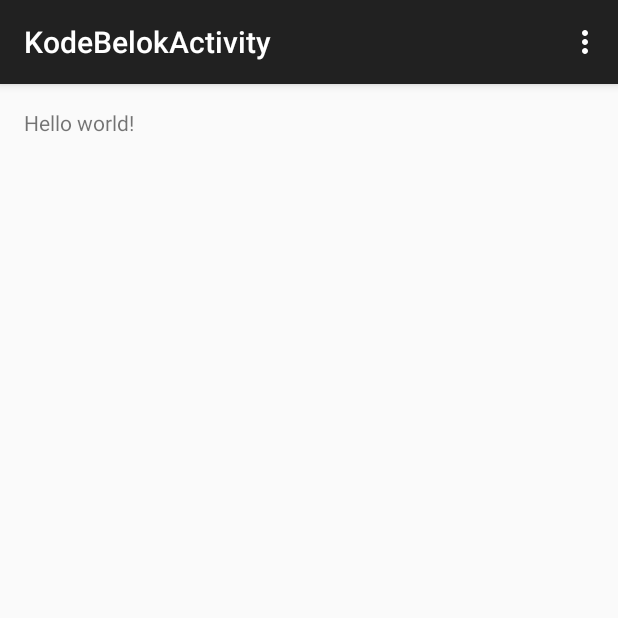
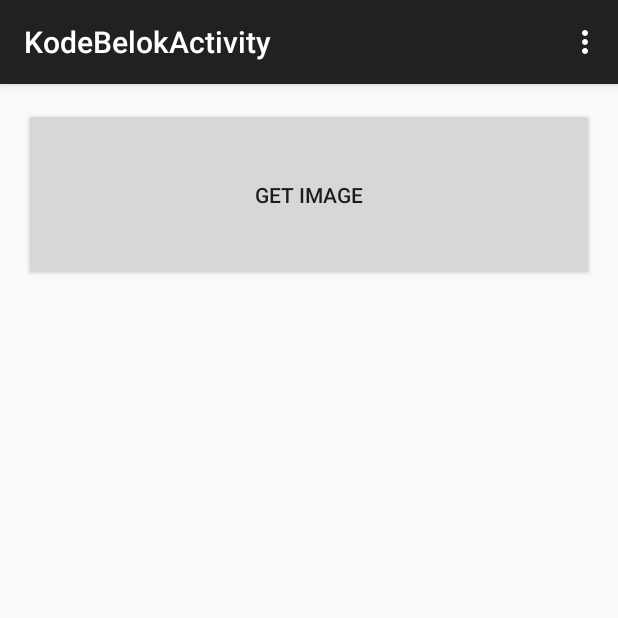
Before and after one commit to fauzanhilmi/ImageProcessingCompilation, an Android app: the KodeBelokActivity screen opened directly, with no data from a screen before it, on a phone screen of 412 x 824 dp, the top half of it. Run offline under Robolectric (Android 15) with nearby library versions, the phone set to English and light mode, and no system bars.

Commit message:
editing things + sedikit kode belok

```diff
--- a/app/src/main/java/com/pengcit/fauzanhilmi/imageprocessingcompilation/ChainCodeActivity.java
+++ b/app/src/main/java/com/pengcit/fauzanhilmi/imageprocessingcompilation/ChainCodeActivity.java
@@ -18,8 +18,7 @@ import android.widget.TextView;
 
 import java.util.ArrayList;
 
-import com.pengcit.fauzanhilmi.imageprocessingcompilation.ChainCode_Grid.NumberDetector.*;
-import com.pengcit.fauzanhilmi.imageprocessingcompilation.ChainCode_Grid.PlatNomorDetector.*;
+import com.pengcit.fauzanhilmi.imageprocessingcompilation.ChainCode_Grid_KodeBelok.PlatNomorDetector.*;
 
 public class ChainCodeActivity extends ActionBarActivity {
     Button UButton;
--- a/app/src/main/java/com/pengcit/fauzanhilmi/imageprocessingcompilation/ChainCode_Grid/NumberDetector/ImageProcessor.java
+++ b/app/src/main/java/com/pengcit/fauzanhilmi/imageprocessingcompilation/ChainCode_Grid_KodeBelok/NumberDetector/ImageProcessor.java
@@ -1,4 +1,4 @@
-package com.pengcit.fauzanhilmi.imageprocessingcompilation.ChainCode_Grid.NumberDetector;
+package com.pengcit.fauzanhilmi.imageprocessingcompilation.ChainCode_Grid_KodeBelok.NumberDetector;
 
 import android.graphics.Bitmap;
 import android.util.Log;
--- a/app/src/main/java/com/pengcit/fauzanhilmi/imageprocessingcompilation/ChainCode_Grid/NumberDetector/Number.java
+++ b/app/src/main/java/com/pengcit/fauzanhilmi/imageprocessingcompilation/ChainCode_Grid_KodeBelok/NumberDetector/Number.java
@@ -1,4 +1,4 @@
-package com.pengcit.fauzanhilmi.imageprocessingcompilation.ChainCode_Grid.NumberDetector;
+package com.pengcit.fauzanhilmi.imageprocessingcompilation.ChainCode_Grid_KodeBelok.NumberDetector;
 
 import java.util.ArrayList;
 //import static javanumberdetector.NumberDatabase.DUA;
--- a/app/src/main/java/com/pengcit/fauzanhilmi/imageprocessingcompilation/ChainCode_Grid/NumberDetector/NumberDatabase.java
+++ b/app/src/main/java/com/pengcit/fauzanhilmi/imageprocessingcompilation/ChainCode_Grid_KodeBelok/NumberDetector/NumberDatabase.java
@@ -1,4 +1,4 @@
-package com.pengcit.fauzanhilmi.imageprocessingcompilation.ChainCode_Grid.NumberDetector;
+package com.pengcit.fauzanhilmi.imageprocessingcompilation.ChainCode_Grid_KodeBelok.NumberDetector;
 
 /**
  * Created by Fauzan Hilmi on 20/09/2015.
--- a/app/src/main/java/com/pengcit/fauzanhilmi/imageprocessingcompilation/ChainCode_Grid/PlatNomorDetector/Binarizer.java
+++ b/app/src/main/java/com/pengcit/fauzanhilmi/imageprocessingcompilation/ChainCode_Grid_KodeBelok/PlatNomorDetector/Binarizer.java
@@ -1,4 +1,4 @@
-package com.pengcit.fauzanhilmi.imageprocessingcompilation.ChainCode_Grid.PlatNomorDetector;
+package com.pengcit.fauzanhilmi.imageprocessingcompilation.ChainCode_Grid_KodeBelok.PlatNomorDetector;
 
 /**
  * Created by Fauzan Hilmi on 23/09/2015.
--- a/app/src/main/java/com/pengcit/fauzanhilmi/imageprocessingcompilation/ChainCode_Grid/PlatNomorDetector/DatabaseLoader.java
+++ b/app/src/main/java/com/pengcit/fauzanhilmi/imageprocessingcompilation/ChainCode_Grid_KodeBelok/PlatNomorDetector/DatabaseLoader.java
@@ -1,4 +1,4 @@
-package com.pengcit.fauzanhilmi.imageprocessingcompilation.ChainCode_Grid.PlatNomorDetector;
+package com.pengcit.fauzanhilmi.imageprocessingcompilation.ChainCode_Grid_KodeBelok.PlatNomorDetector;
 
 import android.graphics.Bitmap;
 import android.graphics.BitmapFactory;
--- a/app/src/main/java/com/pengcit/fauzanhilmi/imageprocessingcompilation/ChainCode_Grid/PlatNomorDetector/MapData.java
+++ b/app/src/main/java/com/pengcit/fauzanhilmi/imageprocessingcompilation/ChainCode_Grid_KodeBelok/PlatNomorDetector/MapData.java
@@ -1,4 +1,4 @@
-package com.pengcit.fauzanhilmi.imageprocessingcompilation.ChainCode_Grid.PlatNomorDetector;
+package com.pengcit.fauzanhilmi.imageprocessingcompilation.ChainCode_Grid_KodeBelok.PlatNomorDetector;
 
 /**
  * Created by Fauzan Hilmi on 30/09/2015.
--- a/app/src/main/java/com/pengcit/fauzanhilmi/imageprocessingcompilation/ChainCode_Grid/PlatNomorDetector/NumberDetection.java
+++ b/app/src/main/java/com/pengcit/fauzanhilmi/imageprocessingcompilation/ChainCode_Grid_KodeBelok/PlatNomorDetector/NumberDetection.java
@@ -1,4 +1,4 @@
-package com.pengcit.fauzanhilmi.imageprocessingcompilation.ChainCode_Grid.PlatNomorDetector;
+package com.pengcit.fauzanhilmi.imageprocessingcompilation.ChainCode_Grid_KodeBelok.PlatNomorDetector;
 
 /**
  * Created by Fauzan Hilmi on 23/09/2015.
--- a/app/src/main/java/com/pengcit/fauzanhilmi/imageprocessingcompilation/ChainCode_Grid/PlatNomorDetector/PixelTracer.java
+++ b/app/src/main/java/com/pengcit/fauzanhilmi/imageprocessingcompilation/ChainCode_Grid_KodeBelok/PlatNomorDetector/PixelTracer.java
@@ -1,4 +1,4 @@
-package com.pengcit.fauzanhilmi.imageprocessingcompilation.ChainCode_Grid.PlatNomorDetector;
+package com.pengcit.fauzanhilmi.imageprocessingcompilation.ChainCode_Grid_KodeBelok.PlatNomorDetector;
 
 /**
  * Created by Fauzan Hilmi on 23/09/2015.
--- a/app/src/main/java/com/pengcit/fauzanhilmi/imageprocessingcompilation/GridActivity.java
+++ b/app/src/main/java/com/pengcit/fauzanhilmi/imageprocessingcompilation/GridActivity.java
@@ -18,8 +18,7 @@ import android.widget.TextView;
 
 import java.util.ArrayList;
 
-import com.pengcit.fauzanhilmi.imageprocessingcompilation.ChainCode_Grid.NumberDetector.*;
-import com.pengcit.fauzanhilmi.imageprocessingcompilation.ChainCode_Grid.PlatNomorDetector.*;
+import com.pengcit.fauzanhilmi.imageprocessingcompilation.ChainCode_Grid_KodeBelok.PlatNomorDetector.*;
 
 public class GridActivity extends ActionBarActivity {
     Button UButton;
--- a/app/src/main/res/layout/activity_kode_belok.xml
+++ b/app/src/main/res/layout/activity_kode_belok.xml
@@ -1,12 +1,36 @@
-<RelativeLayout xmlns:android="http://schemas.android.com/apk/res/android"
-    xmlns:tools="http://schemas.android.com/tools" android:layout_width="match_parent"
+<LinearLayout xmlns:android="http://schemas.android.com/apk/res/android"
+    xmlns:tools="http://schemas.android.com/tools"
+    android:layout_width="match_parent"
     android:layout_height="match_parent" android:paddingLeft="@dimen/activity_horizontal_margin"
     android:paddingRight="@dimen/activity_horizontal_margin"
     android:paddingTop="@dimen/activity_vertical_margin"
-    android:paddingBottom="@dimen/activity_vertical_margin"
-    tools:context="com.pengcit.fauzanhilmi.imageprocessingcompilation.KodeBelokActivity">
+    android:paddingBottom="@dimen/activity_vertical_margin" tools:context=".MainActivity"
+    android:orientation="vertical">
 
-    <TextView android:text="@string/hello_world" android:layout_width="wrap_content"
-        android:layout_height="wrap_content" />
+    <Button
+        android:layout_width="match_parent"
+        android:layout_height="wrap_content"
+        android:text="Get Image"
+        android:id="@+id/uploadButton"
+        android:layout_alignParentTop="true"
+        android:layout_centerHorizontal="true"
+        android:layout_weight="0.1" />
 
-</RelativeLayout>
+    <ImageView
+        android:layout_width="match_parent"
+        android:layout_height="wrap_content"
+        android:scaleType="centerCrop"
+        android:adjustViewBounds="true"
+        android:id="@+id/canvas"
+        android:layout_centerHorizontal="true"
+        android:layout_weight="0.7"/>
+
+    <TextView
+        android:layout_width="match_parent"
+        android:layout_height="wrap_content"
+        android:id="@+id/tv"
+        android:layout_weight="0.2"
+        android:textSize="10sp"/>
+
+
+</LinearLayout>
```
Also changed, not shown: app/src/main/java/com/pengcit/fauzanhilmi/imageprocessingcompilation/ChainCode_Grid_KodeBelok/KodeBelok/TurnCode.java (added, +90 -0 lines).
